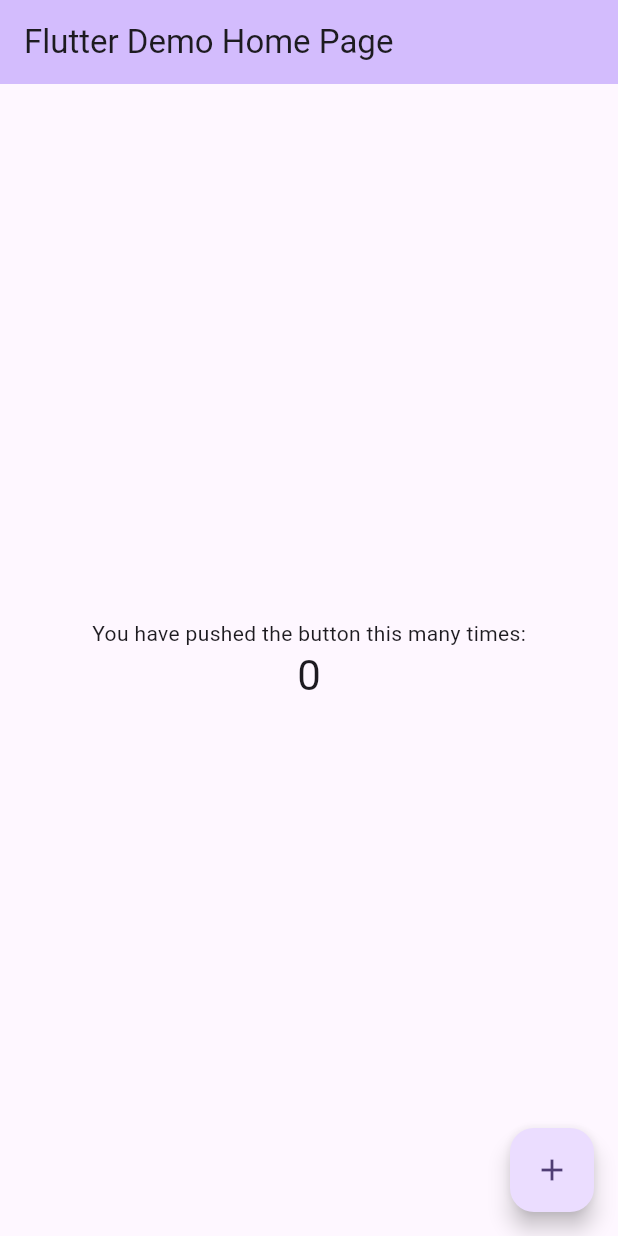
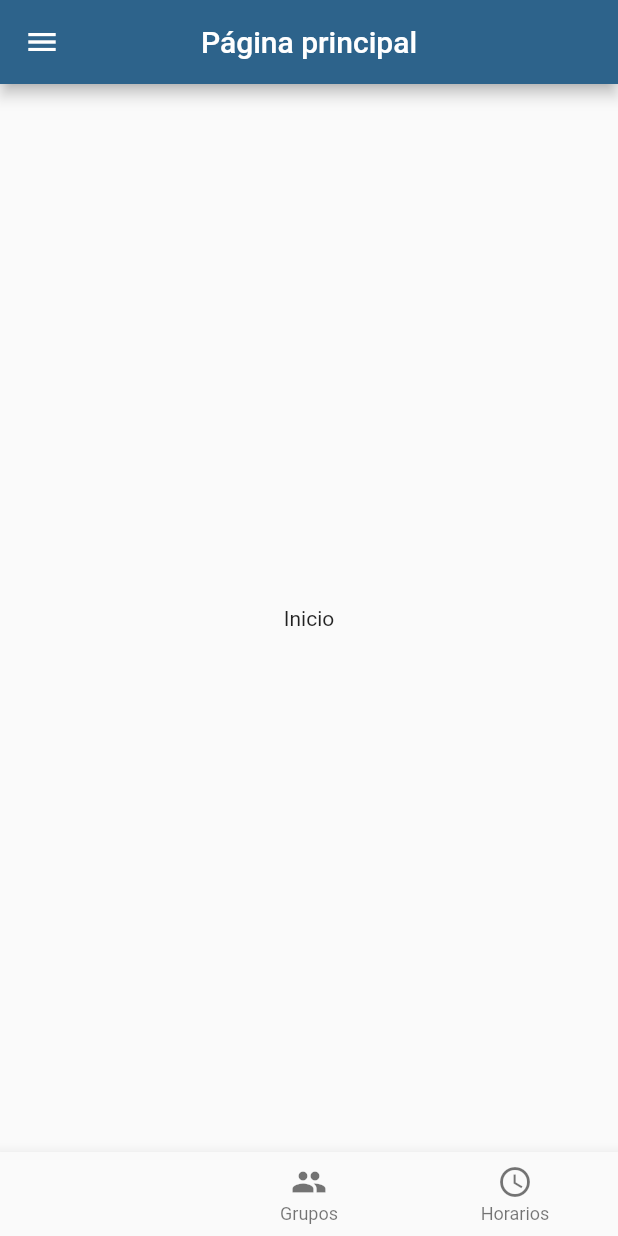
Before and after one commit to Noise-Wall/control-asistencia-alumnos, a Flutter app: the screen it shows after launch, on a phone screen of 412 x 824 dp. Run offline on Flutter 3.47's test engine with Material 2 defaults, Android fonts, the phone set to English and light mode, and no system bars.

Commit message:
Página de inicio; inicialización de main
Creación de la página principal y sus tres páginas dependientes,
"Inicio", "Grupos" y "Horarios".

El archivo main, lejos de tener las páginas en sí, tendrá
configuraciones de la aplicación y rutas de navegación.

```diff
--- a/lib/main.dart
+++ b/lib/main.dart
@@ -1,3 +1,4 @@
+import 'package:control_asistencias/paginas/pagina_principal.dart';
 import 'package:flutter/material.dart';
 
 void main() {
@@ -10,60 +11,12 @@ class MyApp extends StatelessWidget {
   @override
   Widget build(BuildContext context) {
     return MaterialApp(
-      title: 'Flutter Demo',
+      title: 'Control de Asistencias',
+      debugShowCheckedModeBanner: false,
       theme: ThemeData(
-        colorScheme: ColorScheme.fromSeed(seedColor: Colors.deepPurple),
-        useMaterial3: true,
+          colorScheme: ColorScheme.fromSeed(seedColor: Color(0xff11699e)),
       ),
-      home: const MyHomePage(title: 'Flutter Demo Home Page'),
+      home: PaginaPrincipal(),
     );
   }
 }
-
-class MyHomePage extends StatefulWidget {
-  const MyHomePage({super.key, required this.title});
-
-  final String title;
-
-  @override
-  State<MyHomePage> createState() => _MyHomePageState();
-}
-
-class _MyHomePageState extends State<MyHomePage> {
-  int _counter = 0;
-
-  void _incrementCounter() {
-    setState(() {
-      _counter++;
-    });
-  }
-
-  @override
-  Widget build(BuildContext context) {
-    return Scaffold(
-      appBar: AppBar(
-        backgroundColor: Theme.of(context).colorScheme.inversePrimary,
-        title: Text(widget.title),
-      ),
-      body: Center(
-        child: Column(
-          mainAxisAlignment: MainAxisAlignment.center,
-          children: <Widget>[
-            const Text(
-              'You have pushed the button this many times:',
-            ),
-            Text(
-              '$_counter',
-              style: Theme.of(context).textTheme.headlineMedium,
-            ),
-          ],
-        ),
-      ),
-      floatingActionButton: FloatingActionButton(
-        onPressed: _incrementCounter,
-        tooltip: 'Increment',
-        child: const Icon(Icons.add),
-      ),
-    );
-  }
-}
--- /dev/null
+++ b/lib/paginas/grupos.dart
@@ -0,0 +1,14 @@
+import 'package:flutter/material.dart';
+
+class Grupos extends StatelessWidget {
+  const Grupos({super.key});
+
+  @override
+  Widget build(BuildContext context) {
+    return Scaffold(
+      body: Center(
+        child: Text("Grupos"),
+      ),
+    );
+  }
+}
--- /dev/null
+++ b/lib/paginas/horarios.dart
@@ -0,0 +1,14 @@
+import 'package:flutter/material.dart';
+
+class Horarios extends StatelessWidget {
+  const Horarios({super.key});
+
+  @override
+  Widget build(BuildContext context) {
+    return const Scaffold(
+      body: Center(
+        child: Text("Horarios"),
+      ),
+    );
+  }
+}
--- /dev/null
+++ b/lib/paginas/inicio.dart
@@ -0,0 +1,14 @@
+import 'package:flutter/material.dart';
+
+class Inicio extends StatelessWidget {
+  const Inicio({super.key});
+
+  @override
+  Widget build(BuildContext context) {
+    return const Scaffold(
+      body: Center(
+        child: Text("Inicio"),
+      ),
+    );
+  }
+}
--- /dev/null
+++ b/lib/paginas/pagina_principal.dart
@@ -0,0 +1,58 @@
+import 'package:flutter/material.dart';
+
+import 'grupos.dart';
+import 'horarios.dart';
+import 'inicio.dart';
+
+class PaginaPrincipal extends StatefulWidget {
+  const PaginaPrincipal({super.key});
+
+  @override
+  State<PaginaPrincipal> createState() => _PaginaPrincipalState();
+}
+
+class _PaginaPrincipalState extends State<PaginaPrincipal> {
+  // el index de la pagina seleccionada. para llevar rastreo de pagina actual.
+  int _paginaSeleccionada = 0;
+
+  // lista de paginas de la barra de navegacion inferior.
+  final List _paginas = [
+    Inicio(),
+    Grupos(),
+    Horarios(),
+  ];
+
+  @override
+  Widget build(BuildContext context) {
+    return Scaffold(
+      appBar: AppBar(
+        title: Text("Página principal"),
+        centerTitle: true,
+      ),
+      drawer: Drawer(),
+      body: _paginas[_paginaSeleccionada],
+      // barra de navegacion inferior
+      bottomNavigationBar: BottomNavigationBar(
+        // funcion para actualizar la pagina actual.
+        onTap: (int index) => setState(() {
+          _paginaSeleccionada = index;
+        }),
+        fixedColor: Color(0xd5be7f),
+        items: [
+          BottomNavigationBarItem(
+            icon: Icon(Icons.home),
+            label: "Inicio",
+          ),
+          BottomNavigationBarItem(
+            icon: Icon(Icons.people),
+            label: "Grupos",
+          ),
+          BottomNavigationBarItem(
+            icon: Icon(Icons.access_time),
+            label: "Horarios",
+          ),
+        ],
+      ),
+    );
+  }
+}
```
